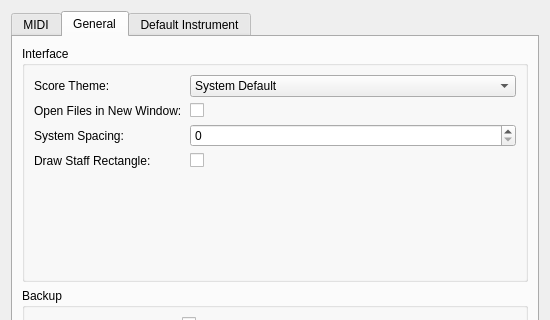
The window that source/dialogs/preferencesdialog.ui (sbonaime/powertabeditor) describes before a commit, drawn with Qt 5; both pictures show x 0 to 550 and y 0 to 320 of the 550 by 574 pixel window.
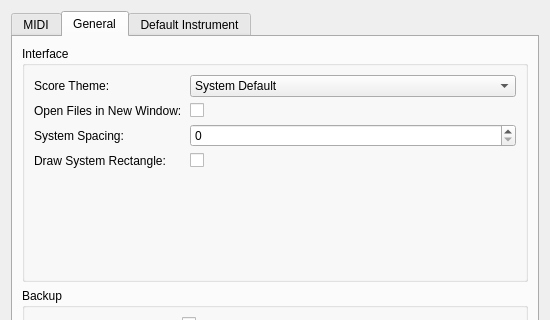
The same window after the commit. The open tabs and pages were chosen to show the change. Custom widgets are drawn as their Qt base class.

Commit message: Draw System Rectangle instead of Draw Staff Rectangle

```diff
--- a/source/dialogs/preferencesdialog.ui
+++ b/source/dialogs/preferencesdialog.ui
@@ -309,7 +309,7 @@
             <item row="3" column="0">
              <widget class="QLabel" name="drawStaffRectangleLabel">
               <property name="text">
-               <string>Draw Staff Rectangle:</string>
+               <string>Draw System Rectangle:</string>
               </property>
              </widget>
             </item>
```
Left out of the diff: 4 changed lines with no effect on the pictures. The commit also changes 6 other files.
